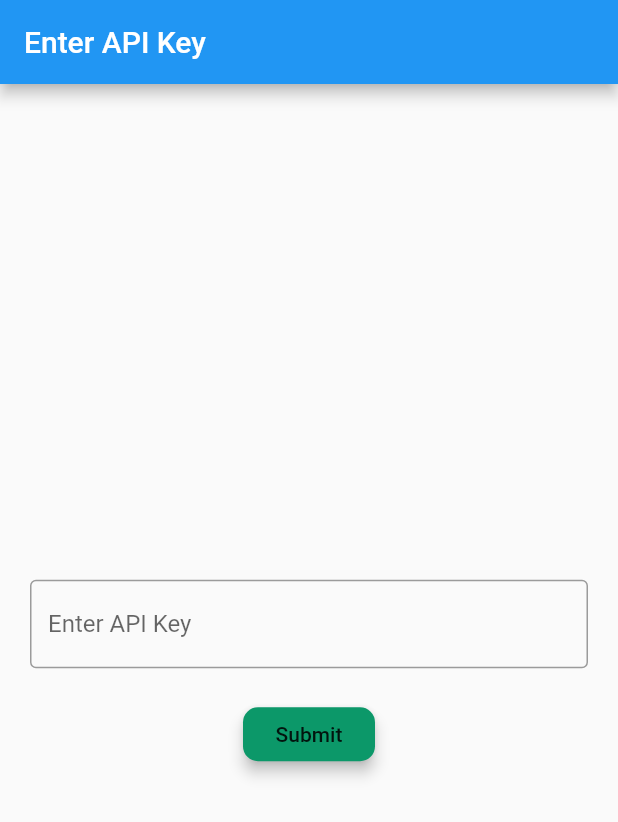
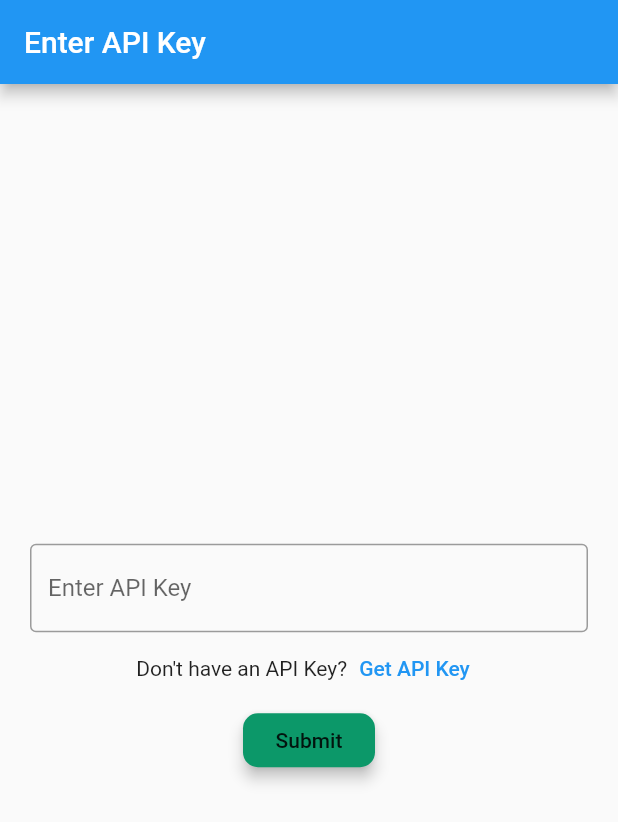
Before and after one commit to ahmedhmmad/chatgpt-flutter, a Flutter app: the screen it shows after launch, on a phone screen of 412 x 824 dp. Shown: the top 822 px of the screen. Run offline on Flutter 3.47's test engine with Material 2 defaults, Android fonts, the phone set to English and light mode, and no system bars; our stand-ins replace flutter_spinkit, shared_preferences.

```diff
--- a/lib/constants/constants.dart
+++ b/lib/constants/constants.dart
@@ -5,7 +5,7 @@ Color scaffoldBgColor = const Color(0xFF0C9869);
 Color cardColor = const Color(0xFF3D405B);
 Color kTextColor = const Color(0xFF0C9869);
 double kDefaultPadding = 20.0;
-// String apiKey = apiPrefs.getString('apiKey') ?? '';
+String apiWebsite = 'https://platform.openai.com/account/api-keys';
 
 final chatMessages = [
   {
--- a/lib/main.dart
+++ b/lib/main.dart
@@ -11,7 +11,7 @@ import 'screens/enter_api_screen.dart';
 void main() {
   runApp(ChangeNotifierProvider<ThemeProvider>(
     create: (_) => ThemeProvider()..getTheme(),
-    child: MyApp(),
+    child: const MyApp(),
   ));
 }
 
@@ -22,10 +22,10 @@ class MyApp extends StatelessWidget {
     SharedPreferences prefs = await SharedPreferences.getInstance();
     String apiKey = prefs.getString('apiKey') ?? '';
     if (apiKey == '') {
-      print('API Key not set');
+      //print('API Key not set');
       return false;
     } else {
-      print('API Key set');
+      //print('API Key set');
       return true;
     }
   }
@@ -37,7 +37,7 @@ class MyApp extends StatelessWidget {
         ChangeNotifierProvider<ThemeProvider>(
           create: (_) => ThemeProvider()..getTheme(),
         ),
-        Provider<ModelsProvider>(
+        ChangeNotifierProvider<ModelsProvider>(
           create: (_) => ModelsProvider(),
         ),
         Provider<ApiProvider>(
@@ -56,13 +56,13 @@ class MyApp extends StatelessWidget {
             if (snapshot.connectionState == ConnectionState.waiting) {
               return Container(
                 color: Colors.white,
-                child: Center(
+                child: const Center(
                   child: CircularProgressIndicator(),
                 ),
               );
             } else {
               bool apiSet = snapshot.data ?? false;
-              return apiSet ? ChatScreen() : EnterApiScreen();
+              return apiSet ? ChatScreen() : const EnterApiScreen();
             }
           },
         ),
--- a/lib/screens/chat_screen.dart
+++ b/lib/screens/chat_screen.dart
@@ -62,14 +62,14 @@ class _ChatScreenState extends State<ChatScreen> {
                       );
                     });
               },
-              icon: Icon(Icons.more_vert_rounded),
+              icon: const Icon(Icons.more_vert_rounded),
             )
           ],
         ),
         // leading: Image.asset(AssetsManager.chatLogo),
         elevation: 0.0,
       ),
-      drawer: MyDrawaer(),
+      drawer: const MyDrawaer(),
       body: SafeArea(
         child: Column(
           children: [
--- a/lib/screens/enter_api_screen.dart
+++ b/lib/screens/enter_api_screen.dart
@@ -2,6 +2,7 @@ import 'package:chatgptapp/providers/apikey_provider.dart';
 import 'package:chatgptapp/screens/chat_screen.dart';
 import 'package:flutter/material.dart';
 import 'package:provider/provider.dart';
+import 'package:url_launcher/url_launcher.dart';
 
 import '../constants/constants.dart';
 
@@ -21,7 +22,7 @@ class EnterApiScreen extends StatelessWidget {
           mainAxisAlignment: MainAxisAlignment.center,
           children: [
             Padding(
-              padding: const EdgeInsets.all(20.0),
+              padding: const EdgeInsets.symmetric(horizontal: 20.0),
               child: TextField(
                 controller: apiKeyController,
                 decoration: const InputDecoration(
@@ -29,6 +30,16 @@ class EnterApiScreen extends StatelessWidget {
                   labelText: 'Enter API Key',
                 ),
               ),
+            ),
+            Row(
+              mainAxisAlignment: MainAxisAlignment.center,
+              children: [
+                Text('Don\'t have an API Key?'),
+                TextButton(
+                  onPressed: _launchUrl,
+                  child: const Text('Get API Key'),
+                ),
+              ],
             ),
             MaterialButton(
               autofocus: true,
@@ -49,4 +60,12 @@ class EnterApiScreen extends StatelessWidget {
       ),
     );
   }
+
+  Future<void> _launchUrl() async {
+    final Uri _url = Uri.parse(apiWebsite);
+
+    if (!await launchUrl(_url)) {
+      throw Exception('Could not launch $_url');
+    }
+  }
 }
--- a/lib/screens/home_screen.dart
+++ b/lib/screens/home_screen.dart
@@ -11,12 +11,12 @@ class HomeScreen extends StatelessWidget {
   Widget build(BuildContext context) {
     var scaffold = Scaffold(
       appBar: AppBar(
-        title: Text('ChatGPT'),
+        title: const Text('ChatGPT'),
       ),
-      body: Center(
+      body: const Center(
         child: Text('Hello World'),
       ),
-      drawer: MyDrawaer(),
+      drawer: const MyDrawaer(),
     );
     return scaffold;
   }
--- a/lib/widgets/drawer_widget.dart
+++ b/lib/widgets/drawer_widget.dart
@@ -11,7 +11,7 @@ class MyDrawaer extends StatelessWidget {
     return Drawer(
       child: ListView(
         children: [
-          DrawerHeader(
+          const DrawerHeader(
             child: Text('ChatGPT'),
           ),
           SwitchListTile(
--- a/pubspec.yaml
+++ b/pubspec.yaml
@@ -41,6 +41,7 @@ dependencies:
   provider: ^6.0.5
   animated_text_kit: ^4.2.2
   shared_preferences: ^2.0.18
+  url_launcher: ^6.1.10
 
 dev_dependencies:
   flutter_test:
```
Also changed, not shown: lib/providers/models_provider.dart (+18 -2 lines), lib/widgets/dropdown_widget.dart (+22 -15 lines), pubspec.lock, 7 other files.
